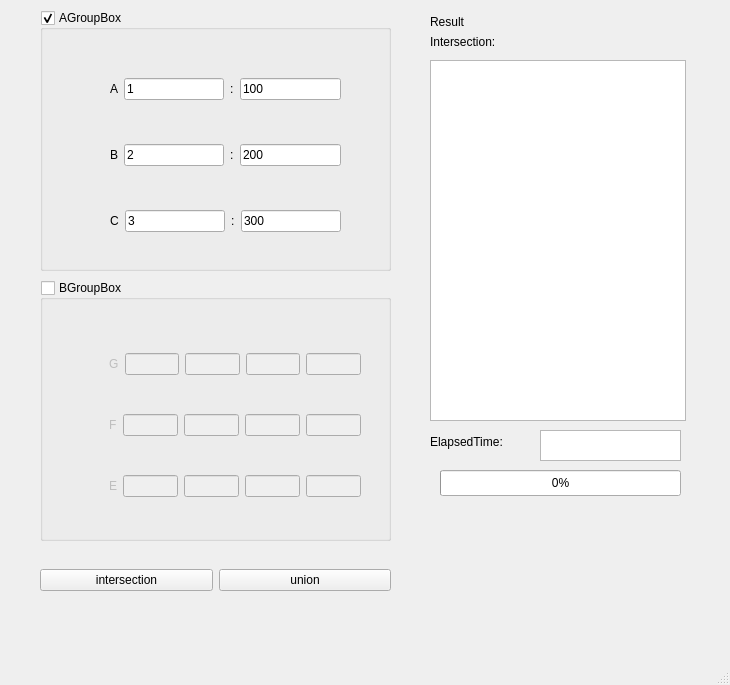
This is Testbench/mainwindow.ui in amirabahram/Collection-Union-Intersection as Qt 5 draws it before an edit. The edited form follows.
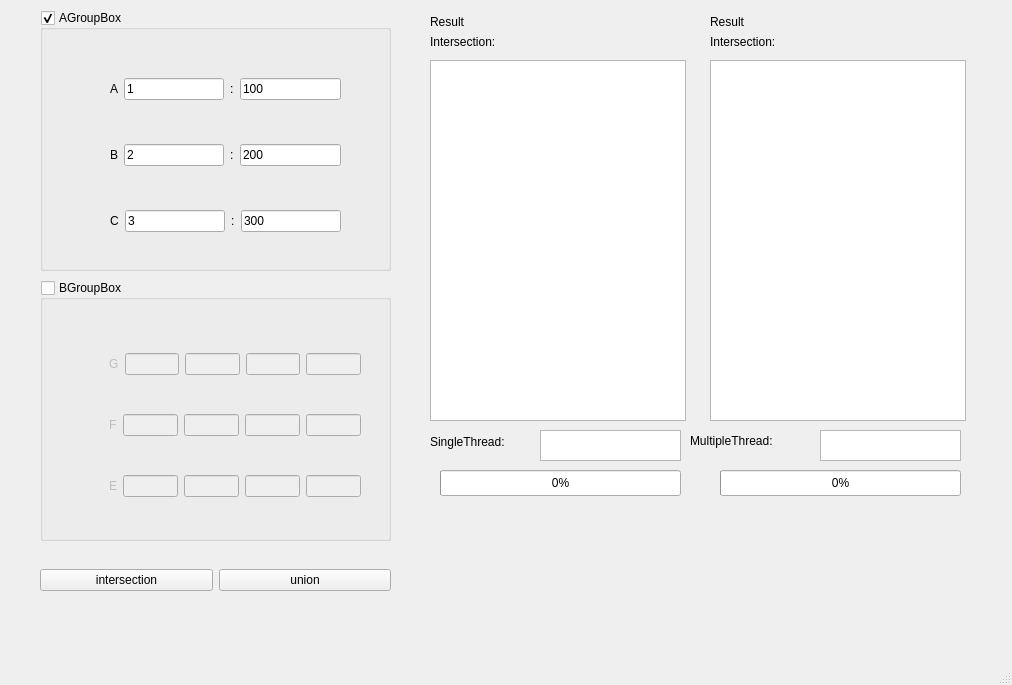
This is the edited form.

```diff
--- a/Testbench/mainwindow.ui
+++ b/Testbench/mainwindow.ui
@@ -6,7 +6,7 @@
    <rect>
     <x>0</x>
     <y>0</y>
-    <width>730</width>
+    <width>1012</width>
     <height>685</height>
    </rect>
   </property>
@@ -310,7 +310,7 @@
      </rect>
     </property>
     <property name="text">
-     <string>ElapsedTime:</string>
+     <string>SingleThread:</string>
     </property>
    </widget>
    <widget class="QListWidget" name="ElapseTimeShow">
@@ -339,6 +339,81 @@
      <number>0</number>
     </property>
    </widget>
+   <widget class="QLabel" name="label_12">
+    <property name="geometry">
+     <rect>
+      <x>710</x>
+      <y>10</y>
+      <width>51</width>
+      <height>24</height>
+     </rect>
+    </property>
+    <property name="text">
+     <string>Result</string>
+    </property>
+   </widget>
+   <widget class="QLabel" name="Title2">
+    <property name="geometry">
+     <rect>
+      <x>710</x>
+      <y>30</y>
+      <width>101</width>
+      <height>24</height>
+     </rect>
+    </property>
+    <property name="text">
+     <string>Intersection:</string>
+    </property>
+   </widget>
+   <widget class="QListWidget" name="output2">
+    <property name="geometry">
+     <rect>
+      <x>710</x>
+      <y>60</y>
+      <width>256</width>
+      <height>361</height>
+     </rect>
+    </property>
+   </widget>
+   <widget class="QLabel" name="label_13">
+    <property name="geometry">
+     <rect>
+      <x>690</x>
+      <y>430</y>
+      <width>121</width>
+      <height>21</height>
+     </rect>
+    </property>
+    <property name="text">
+     <string>MultipleThread:</string>
+    </property>
+   </widget>
+   <widget class="QListWidget" name="ElapseTimeShow2">
+    <property name="geometry">
+     <rect>
+      <x>820</x>
+      <y>430</y>
+      <width>141</width>
+      <height>31</height>
+     </rect>
+    </property>
+   </widget>
+   <widget class="QProgressBar" name="progressBar2">
+    <property name="geometry">
+     <rect>
+      <x>720</x>
+      <y>470</y>
+      <width>241</width>
+      <height>26</height>
+     </rect>
+    </property>
+    <property name="maximum">
+     <number>100</number>
+    </property>
+    <property name="value">
+     <number>0</number>
+    </property>
+   </widget>
   </widget>
   <widget class="QMenuBar" name="menubar">
    <property name="geometry">
```
Left out of the diff: 2 changed lines with no effect on the pictures.
